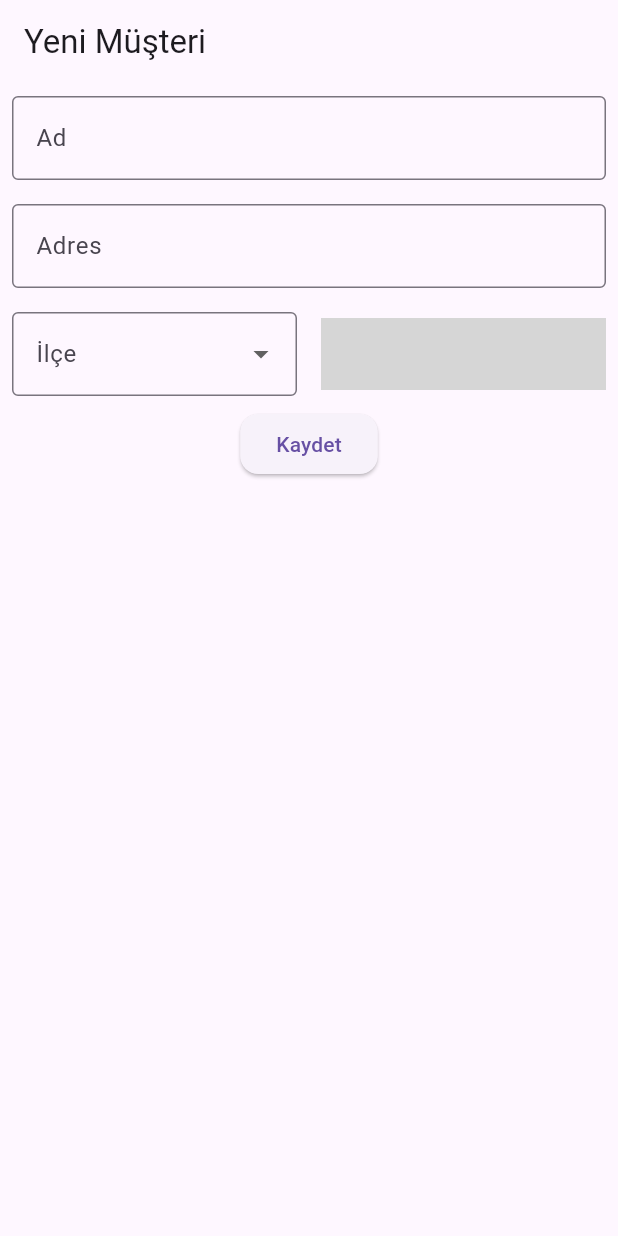
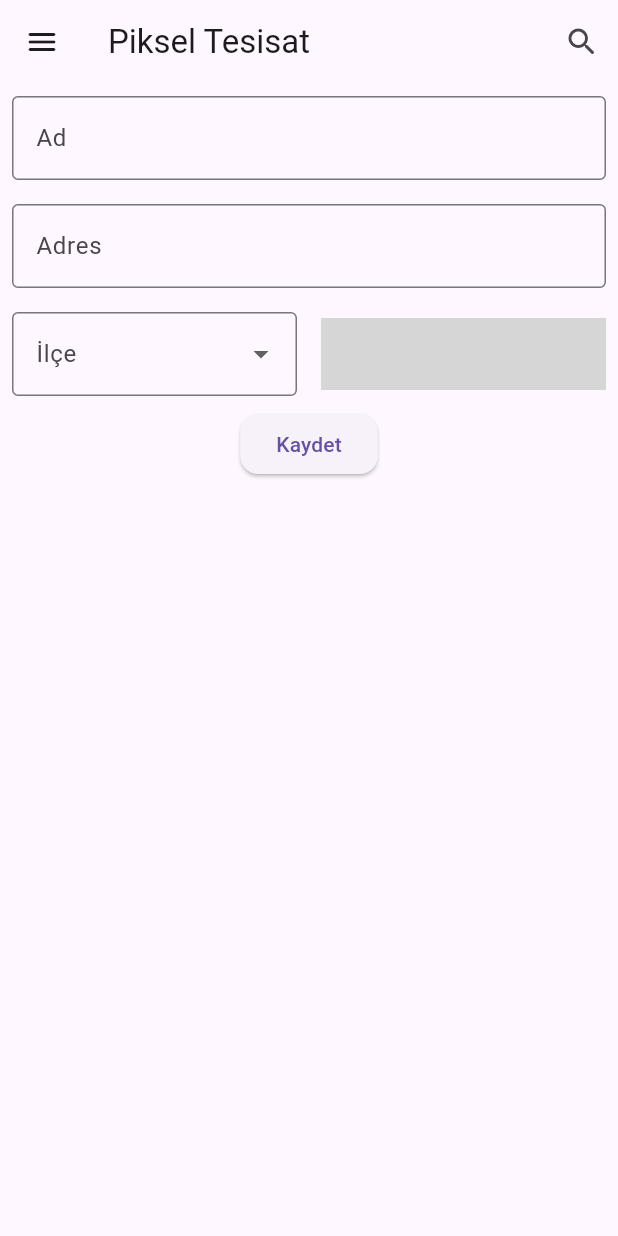
Before and after one commit to tahsin-emre/pikseltesisat, a Flutter app: the CustomerCreateView screen opened by its route, on a phone screen of 412 x 824 dp. Run offline on Flutter 3.47's test engine with Material 3 defaults, Android fonts, the phone set to English and light mode, and no system bars; drawn by our look-alikes of flutter_advanced_drawer, skeletonizer, toastification; our stand-ins replace cloud_firestore, easy_localization, equatable, firebase_auth, firebase_core, firebase_storage and 4 more; missing offline and left inert: circular_menu, phone_form_field; accounts and stored records are empty; grey boxes are pictures that could not be loaded.

Commit message:
feat: refactor customer routing and navigation; update customer create and detail views

```diff
--- a/lib/feature/customers/mixin/customer_create_mixin.dart
+++ b/lib/feature/customers/mixin/customer_create_mixin.dart
@@ -1,10 +1,10 @@
 import 'package:easy_localization/easy_localization.dart';
 import 'package:flutter/material.dart';
-import 'package:go_router/go_router.dart';
 import 'package:phone_form_field/phone_form_field.dart';
 import 'package:pikseltesisat/feature/customers/view/customer_create_view.dart';
 import 'package:pikseltesisat/product/init/localization/locale_keys.g.dart';
 import 'package:pikseltesisat/product/init/methods/toast.dart';
+import 'package:pikseltesisat/product/init/router/app_routes.dart';
 import 'package:pikseltesisat/product/models/customer/customer.dart';
 import 'package:pikseltesisat/product/models/customer/district.dart';
 import 'package:pikseltesisat/product/services/customer_service.dart';
@@ -39,6 +39,6 @@ mixin CustomerCreateMixin on State<CustomerCreateView> {
 
   void notifyUserAndPop() {
     toast(LocaleKeys.customer_customerAdded.tr());
-    context.pop();
+    const CustomerListRoute().go(context);
   }
 }
--- a/lib/feature/customers/view/customer_create_view.dart
+++ b/lib/feature/customers/view/customer_create_view.dart
@@ -2,7 +2,6 @@ import 'package:easy_localization/easy_localization.dart';
 import 'package:flutter/material.dart';
 import 'package:pikseltesisat/feature/customers/mixin/customer_create_mixin.dart';
 import 'package:pikseltesisat/feature/sub_features/common_widgets/async_button.dart';
-import 'package:pikseltesisat/feature/sub_features/common_widgets/base_app_bar.dart';
 import 'package:pikseltesisat/feature/sub_features/common_widgets/custom_phone_field.dart';
 import 'package:pikseltesisat/feature/sub_features/common_widgets/custom_text_field.dart';
 import 'package:pikseltesisat/feature/sub_features/common_widgets/district_selector.dart';
@@ -23,9 +22,7 @@ class _CustomerCreateViewState extends State<CustomerCreateView>
     with CustomerCreateMixin {
   @override
   Widget build(BuildContext context) {
-    return Scaffold(
-      appBar: BaseAppBar(title: LocaleKeys.customer_newCustomer.tr()),
-      body: Row(
+    return Row(
       children: [
         const Spacer(),
         Container(
@@ -59,7 +56,6 @@ class _CustomerCreateViewState extends State<CustomerCreateView>
         ),
         const Spacer(),
       ],
-      ),
     );
   }
 }
--- a/lib/feature/customers/view/customer_list_view.dart
+++ b/lib/feature/customers/view/customer_list_view.dart
@@ -25,7 +25,7 @@ class _CustomerListViewState extends State<CustomerListView>
         NewElementTile(
           icon: AppIcons.addPerson.toIcon,
           title: LocaleKeys.customer_newCustomer.tr(),
-          onTap: () => const CustomerCreateRoute().push<void>(context),
+          onTap: () => const CustomerCreateRoute().go(context),
         ),
         FirestoreListView(
           query: customerStream,
--- a/lib/product/init/router/app_routes.dart
+++ b/lib/product/init/router/app_routes.dart
@@ -30,7 +30,10 @@ part 'routes/work_routes.dart';
 @TypedShellRoute<MainShellRoute>(
   routes: [
     TypedGoRoute<DashboardRoute>(path: DashboardRoute.path),
+    //Customer Routes
     TypedGoRoute<CustomerListRoute>(path: CustomerListRoute.path),
+    TypedGoRoute<CustomerCreateRoute>(path: CustomerCreateRoute.path),
+    TypedGoRoute<CustomerDetailRoute>(path: CustomerDetailRoute.path),
     TypedGoRoute<PlumberListRoute>(path: PlumberListRoute.path),
     TypedGoRoute<WorkListRoute>(path: WorkListRoute.path),
   ],
```
Also changed, not shown: lib/feature/customers/view/customer_detail_view.dart (+1 -15 lines), lib/product/init/router/routes/customer_routes.dart (+14 -6 lines), lib/product/init/router/routes/shell_routes.dart (+0 -10 lines), lib/product/init/router/app_routes.g.dart. Lines whose indentation alone changed are shown as unchanged.
